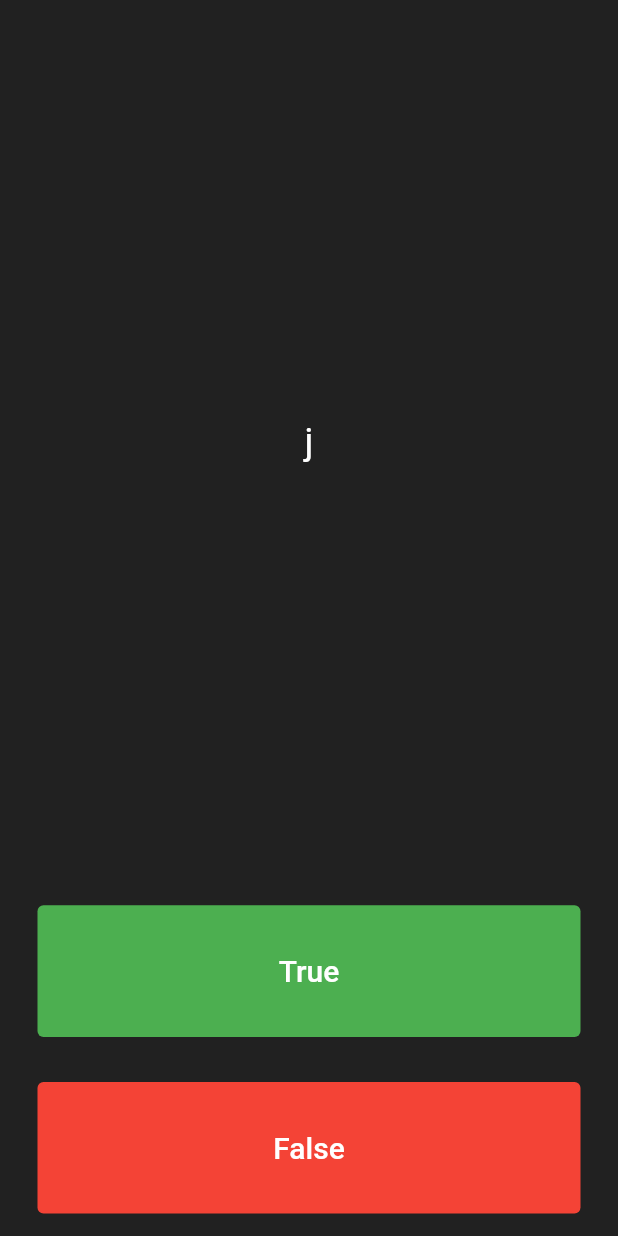
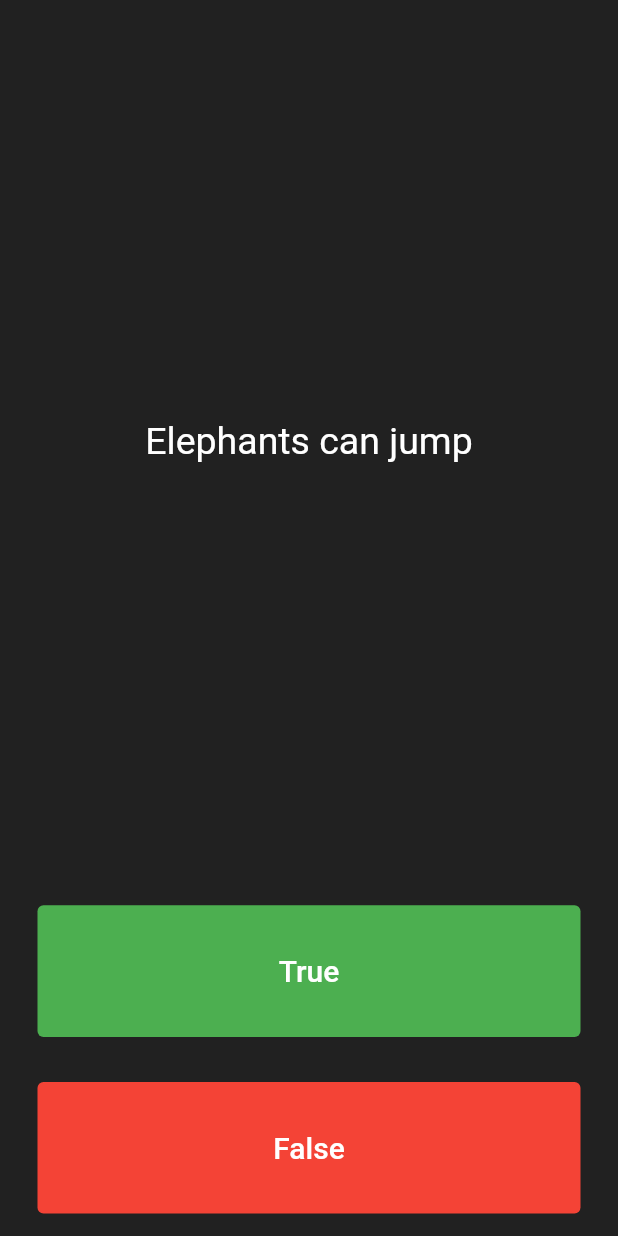
Before and after one commit to XAL-XAL/quizzer, a Flutter app: the screen it shows after launch, after a tap on "True", on a phone screen of 412 x 824 dp. Run offline on Flutter 3.47's test engine with Material 2 defaults, Android fonts, the phone set to English and light mode, and no system bars.

```diff
--- a/lib/main.dart
+++ b/lib/main.dart
@@ -1,4 +1,7 @@
 import 'package:flutter/material.dart';
+import 'package:quizzer/quiz.dart';
+
+Quiz quiz = Quiz();
 
 void main() => runApp(Quizzler());
 
@@ -10,7 +13,7 @@ class Quizzler extends StatelessWidget {
         backgroundColor: Colors.grey.shade900,
         body: SafeArea(
           child: Padding(
-            padding: EdgeInsets.symmetric(horizontal: 10.0),
+            padding: const EdgeInsets.symmetric(horizontal: 10.0),
             child: QuizPage(),
           ),
         ),
@@ -26,12 +29,6 @@ class QuizPage extends StatefulWidget {
 
 class _QuizPageState extends State<QuizPage> {
   List<Icon> score = [];
-  List<String> questions = [
-    'An elephant\'s heart can weigh up to 30 pounds',
-    'Elephants can jump',
-    'Octopuses have three hearts',
-    'Cows have one stomach with four different compartments'
-  ];
 
   @override
   Widget build(BuildContext context) {
@@ -39,15 +36,15 @@ class _QuizPageState extends State<QuizPage> {
       mainAxisAlignment: MainAxisAlignment.spaceBetween,
       crossAxisAlignment: CrossAxisAlignment.stretch,
       children: <Widget>[
-        const Expanded(
+        Expanded(
           flex: 5,
           child: Padding(
-            padding: EdgeInsets.all(10.0),
+            padding: const EdgeInsets.all(10.0),
             child: Center(
               child: Text(
-                'j',
+                quiz.getQuestion(),
                 textAlign: TextAlign.center,
-                style: TextStyle(
+                style: const TextStyle(
                   fontSize: 25.0,
                   color: Colors.white,
                 ),
@@ -57,7 +54,7 @@ class _QuizPageState extends State<QuizPage> {
         ),
         Expanded(
           child: Padding(
-            padding: EdgeInsets.all(15.0),
+            padding: const EdgeInsets.all(15.0),
             child: TextButton(
               child: const Text(
                 'True',
@@ -69,15 +66,25 @@ class _QuizPageState extends State<QuizPage> {
               style: TextButton.styleFrom(
                 backgroundColor: Colors.green,
               ),
-              onPressed: () {},
+              onPressed: () {
+                bool correct = quiz.getAnswer();
+                if (correct == true) {
+                  print('You got the right answer');
+                } else {
+                  print('You got the wrong answer');
+                }
+                setState(() {
+                  quiz.nextQuestion();
+                });
+              },
             ),
           ),
         ),
         Expanded(
           child: Padding(
-            padding: EdgeInsets.all(15.0),
+            padding: const EdgeInsets.all(15.0),
             child: TextButton(
-                child: Text(
+                child: const Text(
                   'False',
                   style: TextStyle(
                     color: Colors.white,
@@ -88,7 +95,17 @@ class _QuizPageState extends State<QuizPage> {
                   //hi
                   backgroundColor: Colors.red,
                 ),
-                onPressed: () {}),
+                onPressed: () {
+                  bool correct = quiz.getAnswer();
+                  if (correct == false) {
+                    print('You got the right answer');
+                  } else {
+                    print('You got the wrong answer');
+                  }
+                  setState(() {
+                    quiz.nextQuestion();
+                  });
+                }),
           ),
         ),
         Row(
--- /dev/null
+++ b/lib/question.dart
@@ -0,0 +1,9 @@
+class Question {
+  late String question;
+  late bool isCorrect;
+
+  Question({required String q, required bool i}) {
+    question = q;
+    isCorrect = i;
+  }
+}
--- /dev/null
+++ b/lib/quiz.dart
@@ -0,0 +1,33 @@
+import 'package:quizzer/question.dart';
+
+class Quiz {
+  int _counter = 0;
+
+  final List<Question> _questionList = [
+    Question(q: 'An elephant\'s heart can weigh up to 30 pounds', i: true),
+    Question(q: 'Elephants can jump', i: false),
+    Question(q: 'Octopuses have three hearts', i: true),
+    Question(
+        q: 'Cows have one stomach with four different compartments', i: true),
+    Question(q: '9 + 11 = 21', i: false),
+    Question(q: 'George Washington was the first president', i: true),
+    Question(q: 'Tom Cruise is dating Whitney Houston', i: false),
+    Question(q: 'Thanos is the son of a Celestial', i: true),
+    Question(q: 'An RTX 3090 graphics card is easy to acquire', i: false),
+    Question(q: 'GPU scalpers suck ):', i: true),
+  ];
+
+  void nextQuestion() {
+    if (_counter < _questionList.length - 1) {
+      _counter++;
+    }
+  }
+
+  String getQuestion() {
+    return _questionList[_counter].question;
+  }
+
+  bool getAnswer() {
+    return _questionList[_counter].isCorrect;
+  }
+}
```
